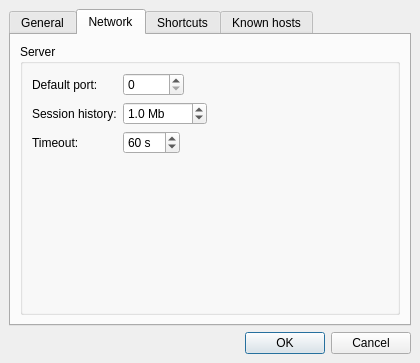
Before: the Qt Designer form src/client/ui/settings.ui in drawpile/Drawpile, drawn with Qt 5.
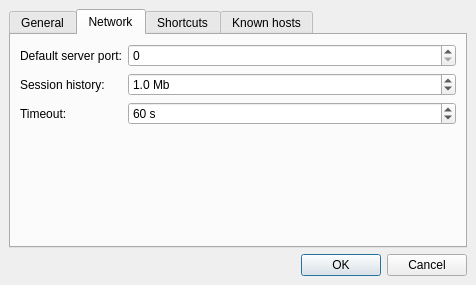
After: the same form once the commit is applied. The open tabs and pages were chosen to show the change. Icons and pictures are not drawn.

Commit message: Minor settings dialog cleanup

The edit to the form file:
```diff
--- a/src/client/ui/settings.ui
+++ b/src/client/ui/settings.ui
@@ -6,8 +6,8 @@
    <rect>
     <x>0</x>
     <y>0</y>
-    <width>420</width>
-    <height>363</height>
+    <width>476</width>
+    <height>285</height>
    </rect>
   </property>
   <property name="windowTitle">
@@ -175,50 +175,29 @@
       <attribute name="title">
        <string>Network</string>
       </attribute>
-      <layout class="QVBoxLayout" name="verticalLayout_2">
-       <item>
-        <widget class="QGroupBox" name="groupBox">
-         <property name="title">
-          <string>Server</string>
-         </property>
-         <property name="flat">
-          <bool>true</bool>
-         </property>
          <layout class="QFormLayout" name="formLayout">
           <item row="0" column="0">
            <widget class="QLabel" name="label">
             <property name="text">
-             <string>Default port:</string>
+          <string>Default server port:</string>
             </property>
            </widget>
           </item>
           <item row="0" column="1">
-           <layout class="QHBoxLayout" name="horizontalLayout_7">
-            <item>
              <widget class="QSpinBox" name="serverport">
               <property name="maximum">
                <number>65536</number>
               </property>
              </widget>
             </item>
-            <item>
-             <spacer>
-              <property name="orientation">
-               <enum>Qt::Horizontal</enum>
-              </property>
-              <property name="sizeHint" stdset="0">
-               <size>
-                <width>40</width>
-                <height>20</height>
-               </size>
-              </property>
-             </spacer>
-            </item>
-           </layout>
+       <item row="2" column="0">
+        <widget class="QLabel" name="label_5">
+         <property name="text">
+          <string>Session history:</string>
+         </property>
+        </widget>
           </item>
           <item row="2" column="1">
-           <layout class="QHBoxLayout" name="horizontalLayout_8">
-            <item>
              <widget class="QDoubleSpinBox" name="historylimit">
               <property name="specialValueText">
                <string>unlimited</string>
@@ -240,28 +219,6 @@
               </property>
              </widget>
             </item>
-            <item>
-             <spacer name="horizontalSpacer_5">
-              <property name="orientation">
-               <enum>Qt::Horizontal</enum>
-              </property>
-              <property name="sizeHint" stdset="0">
-               <size>
-                <width>40</width>
-                <height>20</height>
-               </size>
-              </property>
-             </spacer>
-            </item>
-           </layout>
-          </item>
-          <item row="2" column="0">
-           <widget class="QLabel" name="label_5">
-            <property name="text">
-             <string>Session history:</string>
-            </property>
-           </widget>
-          </item>
           <item row="3" column="0">
            <widget class="QLabel" name="label_6">
             <property name="text">
@@ -270,8 +227,6 @@
            </widget>
           </item>
           <item row="3" column="1">
-           <layout class="QHBoxLayout" name="horizontalLayout_4">
-            <item>
              <widget class="QSpinBox" name="connTimeout">
               <property name="suffix">
                <string> s</string>
@@ -285,24 +240,6 @@
               <property name="value">
                <number>60</number>
               </property>
-             </widget>
-            </item>
-            <item>
-             <spacer name="horizontalSpacer_3">
-              <property name="orientation">
-               <enum>Qt::Horizontal</enum>
-              </property>
-              <property name="sizeHint" stdset="0">
-               <size>
-                <width>40</width>
-                <height>20</height>
-               </size>
-              </property>
-             </spacer>
-            </item>
-           </layout>
-          </item>
-         </layout>
         </widget>
        </item>
       </layout>
```
Lines whose indentation alone changed are shown as unchanged.
